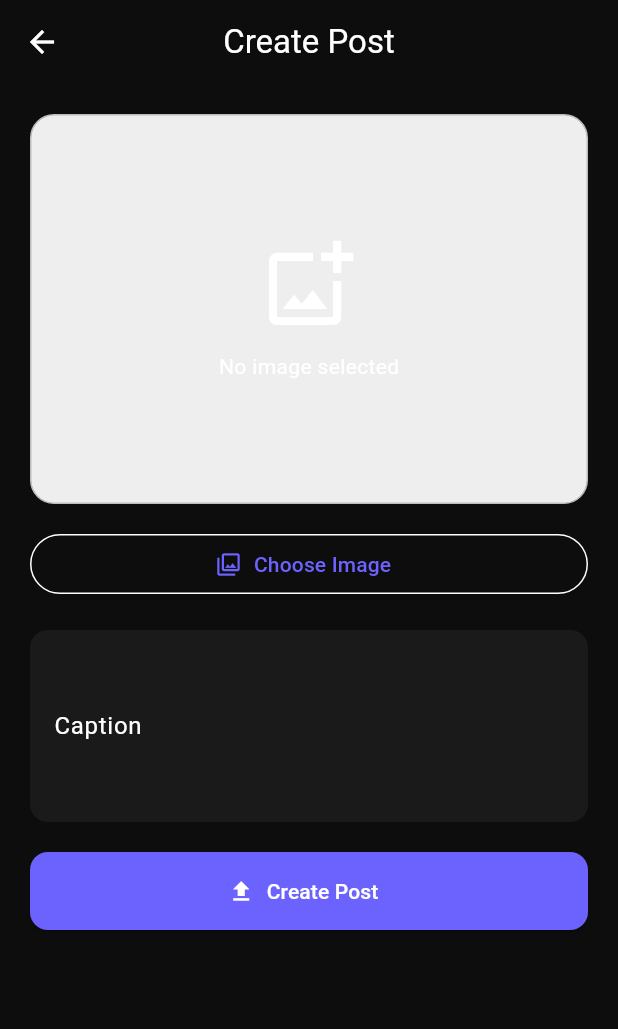
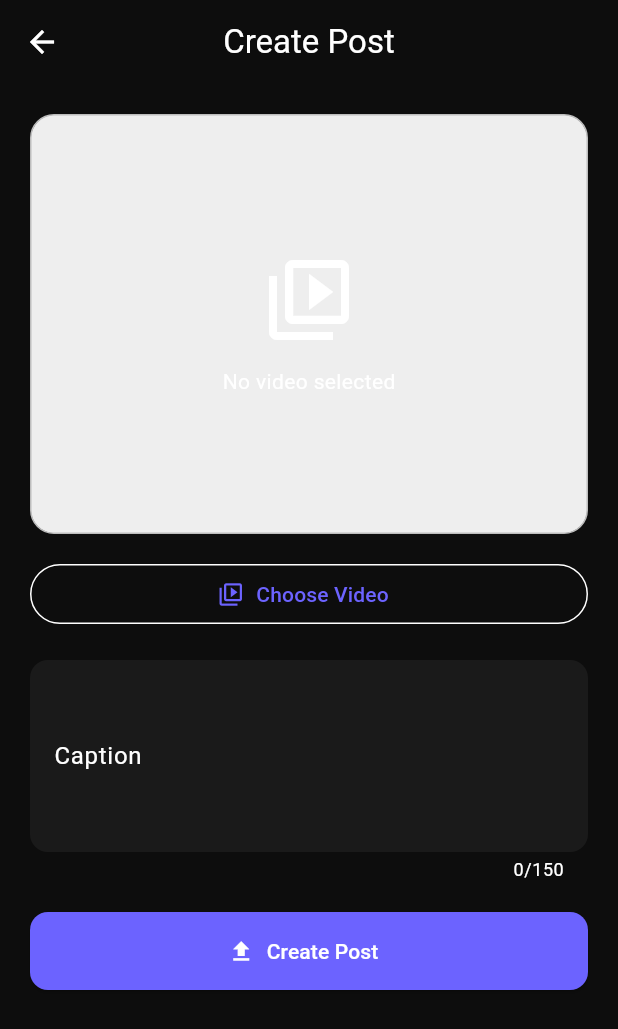
Before and after one commit to jigdrel/glassnik, a Flutter app: the CreatePostScreen screen opened directly, on a phone screen of 412 x 824 dp. Shown: the top 1029 px of the screen. Run offline on Flutter 3.47's test engine with Material 3 defaults, Android fonts, the phone set to English and light mode, and no system bars; our stand-ins replace image_picker, video_player.

Commit message:
Add video upload and playable home feed

```diff
--- /dev/null
+++ b/lib/models/demo_video_post.dart
@@ -0,0 +1,17 @@
+class DemoVideoPost {
+  final String id;
+  final String username;
+  final String caption;
+  final String videoPath;
+  final bool isPickedFile;
+  final int likes;
+
+  const DemoVideoPost({
+    required this.id,
+    required this.username,
+    required this.caption,
+    required this.videoPath,
+    required this.isPickedFile,
+    this.likes = 0,
+  });
+}
--- a/lib/screens/create_post_screen.dart
+++ b/lib/screens/create_post_screen.dart
@@ -1,4 +1,10 @@
 import 'package:flutter/material.dart';
+import 'package:image_picker/image_picker.dart';
+import 'package:video_player/video_player.dart';
+
+import '../models/demo_video_post.dart';
+import '../services/demo_post_store.dart';
+import '../utils/video_controller_factory.dart';
 
 class CreatePostScreen extends StatefulWidget {
   const CreatePostScreen({super.key});
@@ -8,127 +14,198 @@ class CreatePostScreen extends StatefulWidget {
 }
 
 class _CreatePostScreenState extends State<CreatePostScreen> {
-  final TextEditingController captionController =
-      TextEditingController();
+  final TextEditingController captionController = TextEditingController();
 
-  bool imageSelected = false;
+  final ImagePicker _picker = ImagePicker();
 
-  void selectImage() {
+  XFile? _selectedVideo;
+  VideoPlayerController? _previewController;
+
+  bool _isUploading = false;
+
+  Future<void> selectVideo() async {
+    final XFile? video = await _picker.pickVideo(source: ImageSource.gallery);
+
+    if (video == null) {
+      return;
+    }
+
+    await _previewController?.dispose();
+
+    final VideoPlayerController controller = createPickedVideoController(
+      video.path,
+    );
+
+    await controller.initialize();
+    await controller.setLooping(true);
+
+    if (!mounted) {
+      await controller.dispose();
+      return;
+    }
+
     setState(() {
-      imageSelected = true;
+      _selectedVideo = video;
+      _previewController = controller;
     });
   }
 
-  void submitPost() {
+  Future<void> submitPost() async {
     final String caption = captionController.text.trim();
 
-    if (!imageSelected) {
+    if (_selectedVideo == null) {
       ScaffoldMessenger.of(context).showSnackBar(
-        const SnackBar(
-          content: Text('Please select an image first.'),
-        ),
+        const SnackBar(content: Text('Please select a video first.')),
       );
       return;
     }
 
     if (caption.isEmpty) {
-      ScaffoldMessenger.of(context).showSnackBar(
-        const SnackBar(
-          content: Text('Please enter a caption.'),
-        ),
-      );
+      ScaffoldMessenger.of(
+        context,
+      ).showSnackBar(const SnackBar(content: Text('Please enter a caption.')));
       return;
     }
 
-    ScaffoldMessenger.of(context).showSnackBar(
-      const SnackBar(
-        content: Text('Post created successfully.'),
+    setState(() {
+      _isUploading = true;
+    });
+
+    await Future.delayed(const Duration(milliseconds: 800));
+
+    DemoPostStore.addPost(
+      DemoVideoPost(
+        id: DateTime.now().millisecondsSinceEpoch.toString(),
+        username: '@you',
+        caption: caption,
+        videoPath: _selectedVideo!.path,
+        isPickedFile: true,
+        likes: 0,
       ),
     );
+
+    if (!mounted) {
+      return;
+    }
 
     captionController.clear();
 
     setState(() {
-      imageSelected = false;
+      _isUploading = false;
+    });
+
+    ScaffoldMessenger.of(context).showSnackBar(
+      const SnackBar(content: Text('Video uploaded successfully!')),
+    );
+
+    Navigator.pop(context);
+  }
+
+  void togglePreview() {
+    if (_previewController == null) {
+      return;
+    }
+
+    setState(() {
+      if (_previewController!.value.isPlaying) {
+        _previewController!.pause();
+      } else {
+        _previewController!.play();
+      }
     });
   }
 
   @override
   void dispose() {
     captionController.dispose();
+    _previewController?.dispose();
     super.dispose();
   }
 
   @override
   Widget build(BuildContext context) {
     return Scaffold(
-      appBar: AppBar(
-        title: const Text('Create Post'),
-      ),
+      appBar: AppBar(title: const Text('Create Post')),
       body: SingleChildScrollView(
         padding: const EdgeInsets.all(20),
         child: Column(
           crossAxisAlignment: CrossAxisAlignment.stretch,
           children: [
             Container(
-              height: 260,
+              height: 280,
               decoration: BoxDecoration(
                 color: Colors.grey.shade200,
                 borderRadius: BorderRadius.circular(16),
-                border: Border.all(
-                  color: Colors.grey.shade400,
-                ),
+                border: Border.all(color: Colors.grey.shade400),
               ),
-              child: imageSelected
+              clipBehavior: Clip.antiAlias,
+              child: _previewController == null
                   ? const Column(
-                      mainAxisAlignment:
-                          MainAxisAlignment.center,
+                      mainAxisAlignment: MainAxisAlignment.center,
                       children: [
-                        Icon(
-                          Icons.check_circle,
-                          size: 64,
-                          color: Colors.green,
-                        ),
+                        Icon(Icons.video_library_outlined, size: 64),
                         SizedBox(height: 12),
-                        Text('Image selected'),
+                        Text('No video selected'),
                       ],
                     )
-                  : const Column(
-                      mainAxisAlignment:
-                          MainAxisAlignment.center,
+                  : Stack(
+                      alignment: Alignment.center,
                       children: [
-                        Icon(
-                          Icons.add_photo_alternate_outlined,
-                          size: 64,
+                        Positioned.fill(
+                          child: VideoPlayer(_previewController!),
                         ),
-                        SizedBox(height: 12),
-                        Text('No image selected'),
+                        IconButton.filled(
+                          onPressed: togglePreview,
+                          icon: Icon(
+                            _previewController!.value.isPlaying
+                                ? Icons.pause
+                                : Icons.play_arrow,
+                          ),
+                        ),
                       ],
                     ),
             ),
+
             const SizedBox(height: 16),
+
             OutlinedButton.icon(
-              onPressed: selectImage,
-              icon: const Icon(
-                Icons.photo_library_outlined,
+              onPressed: _isUploading ? null : selectVideo,
+              icon: const Icon(Icons.video_library_outlined),
+              label: Text(
+                _selectedVideo == null ? 'Choose Video' : 'Change Video',
               ),
-              label: const Text('Choose Image'),
             ),
+
+            if (_selectedVideo != null) ...[
+              const SizedBox(height: 8),
+              Text(_selectedVideo!.name, textAlign: TextAlign.center),
+            ],
+
             const SizedBox(height: 20),
+
             TextField(
               controller: captionController,
               maxLines: 4,
+              maxLength: 150,
               decoration: const InputDecoration(
                 labelText: 'Caption',
-                hintText: 'Write something about your post...',
+                hintText: 'Write something about your video...',
                 border: OutlineInputBorder(),
               ),
             ),
+
             const SizedBox(height: 20),
+
             ElevatedButton.icon(
-              onPressed: submitPost,
-              icon: const Icon(Icons.upload),
-              label: const Text('Create Post'),
+              onPressed: _isUploading ? null : submitPost,
+              icon: _isUploading
+                  ? const SizedBox(
+                      width: 20,
+                      height: 20,
+                      child: CircularProgressIndicator(strokeWidth: 2),
+                    )
+                  : const Icon(Icons.upload),
+              label: Text(_isUploading ? 'Uploading...' : 'Create Post'),
             ),
           ],
         ),
--- /dev/null
+++ b/lib/services/demo_post_store.dart
@@ -0,0 +1,28 @@
+import 'package:flutter/foundation.dart';
+
+import '../models/demo_video_post.dart';
+
+class DemoPostStore {
+  DemoPostStore._();
+
+  static final ValueNotifier<List<DemoVideoPost>>
+  posts = ValueNotifier<List<DemoVideoPost>>([
+    const DemoVideoPost(
+      id: 'sample-1',
+      username: '@glassnik',
+      caption: 'Welcome to Glassnik 👓',
+      videoPath:
+          'https://flutter.github.io/assets-for-api-docs/assets/videos/bee.mp4',
+      isPickedFile: false,
+      likes: 124,
+    ),
+  ]);
+
+  static void addPost(DemoVideoPost post) {
+    posts.value = [post, ...posts.value];
+  }
+
+  static List<DemoVideoPost> get currentUserPosts {
+    return posts.value.where((post) => post.username == '@you').toList();
+  }
+}
--- /dev/null
+++ b/lib/utils/video_controller_factory.dart
@@ -0,0 +1,9 @@
+import 'package:video_player/video_player.dart';
+
+import 'video_controller_factory_web.dart'
+    if (dart.library.io) 'video_controller_factory_io.dart'
+    as platform;
+
+VideoPlayerController createPickedVideoController(String path) {
+  return platform.createPickedVideoController(path);
+}
--- /dev/null
+++ b/lib/utils/video_controller_factory_web.dart
@@ -0,0 +1,5 @@
+import 'package:video_player/video_player.dart';
+
+VideoPlayerController createPickedVideoController(String path) {
+  return VideoPlayerController.networkUrl(Uri.parse(path));
+}
--- a/pubspec.yaml
+++ b/pubspec.yaml
@@ -34,6 +34,8 @@ dependencies:
   # The following adds the Cupertino Icons font to your application.
   # Use with the CupertinoIcons class for iOS style icons.
   cupertino_icons: ^1.0.8
+  video_player: 2.11.1
+  image_picker: ^1.2.3
 
 dev_dependencies:
   flutter_test:
```
Also changed, not shown: lib/screens/home_screen.dart (+34 -33 lines), lib/utils/video_controller_factory_io.dart (added, +7 -0 lines), lib/widgets/video_post_card.dart (added, +180 -0 lines).
